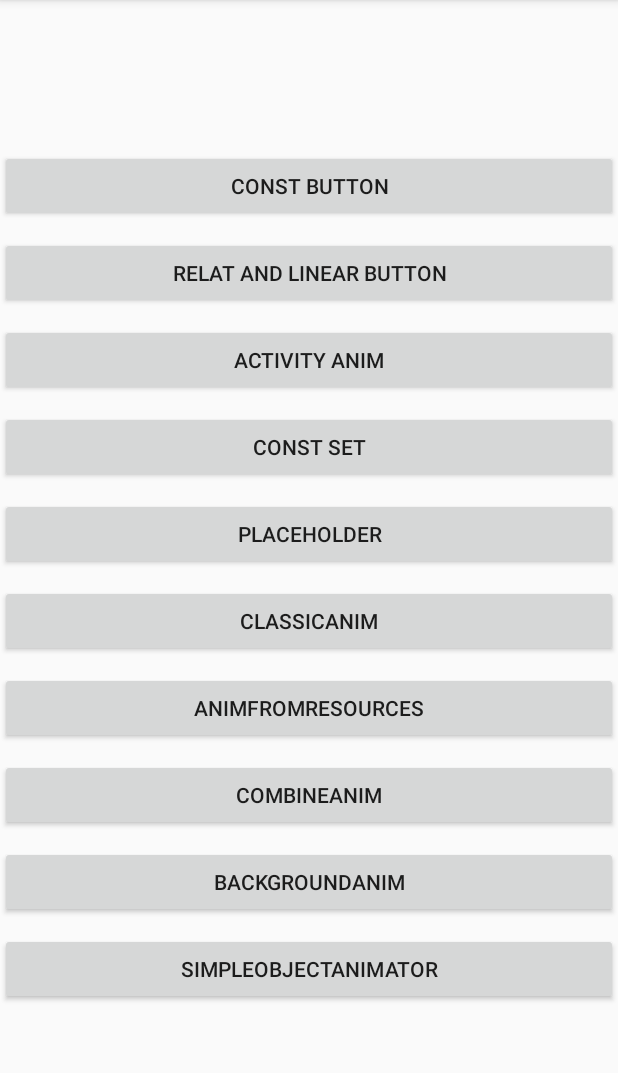
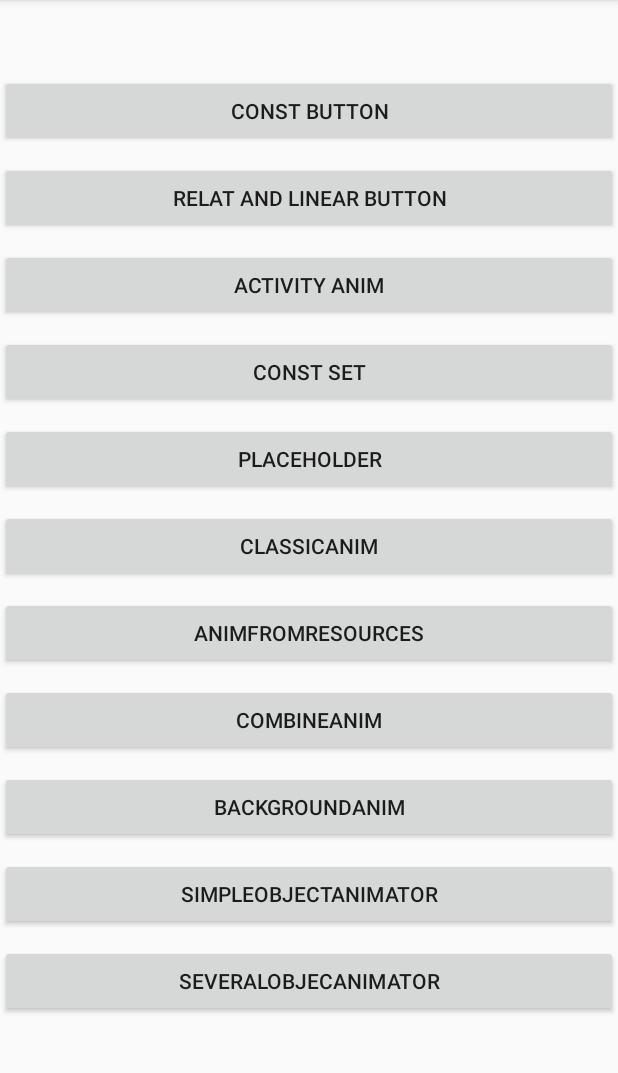
Before and after one commit to ermolaevio/AnimationsCourse, an Android app: the screen it shows after launch (MainActivity), on a phone screen of 412 x 824 dp, the part 84-1157 px from its top. Run offline under Robolectric (Android 15) with nearby library versions, the light colour scheme and no system bars.

Commit message:
Lesson 15 anim set with object animators

```diff
--- a/app/src/main/AndroidManifest.xml
+++ b/app/src/main/AndroidManifest.xml
@@ -30,6 +30,7 @@
         <activity android:name=".ch2.lesson11.B_Activity" />
         <activity android:name=".ch2.lesson12.BackgroundAnim" />
         <activity android:name=".ch4.lesson15.SimpleAnimator" />
+        <activity android:name=".ch4.lesson16.SeveralAnimators" />
     </application>
 
 </manifest>
--- a/app/src/main/java/com/ermolaevio/anim/MainActivity.kt
+++ b/app/src/main/java/com/ermolaevio/anim/MainActivity.kt
@@ -12,6 +12,7 @@ import com.ermolaevio.anim.ch2.lesson11.A_Activity
 import com.ermolaevio.anim.ch2.lesson12.BackgroundAnim
 import com.ermolaevio.anim.ch2.lesson7_android_view_anim.ClassicAnimation
 import com.ermolaevio.anim.ch2.lesson9.AnimResourcesActivity
+import com.ermolaevio.anim.ch4.lesson16.SeveralAnimators
 import com.ermolaevio.anim.ch4.lesson15.SimpleAnimator
 import kotlinx.android.synthetic.main.activity_main.*
 
@@ -80,5 +81,11 @@ class MainActivity : AppCompatActivity() {
                 startActivity(this)
             }
         }
+
+        constSetBtn11.setOnClickListener {
+            Intent(this@MainActivity, SeveralAnimators::class.java).apply {
+                startActivity(this)
+            }
+        }
     }
 }
--- a/app/src/main/res/layout/activity_main.xml
+++ b/app/src/main/res/layout/activity_main.xml
@@ -13,13 +13,14 @@
         <LinearLayout
             android:layout_width="match_parent"
             android:layout_height="match_parent"
-            android:orientation="vertical">
+            android:orientation="vertical"
+            android:paddingTop="50dp"
+            android:paddingBottom="50dp">
 
             <Button
                 android:id="@+id/constBtn"
                 android:layout_width="match_parent"
                 android:layout_height="wrap_content"
-                android:layout_marginTop="100dp"
                 android:text="const button"
                 app:layout_constraintTop_toTopOf="parent" />
 
@@ -95,6 +96,14 @@
                 android:text="SimpleObjectAnimator"
                 app:layout_constraintTop_toBottomOf="@+id/constSetBtn9" />
 
+            <Button
+                android:id="@+id/constSetBtn11"
+                android:layout_width="match_parent"
+                android:layout_height="wrap_content"
+                android:layout_marginTop="10dp"
+                android:text="SeveralObjecAnimator"
+                app:layout_constraintTop_toBottomOf="@+id/constSetBtn10" />
+
         </LinearLayout>
 
     </ScrollView>
```
Also changed, not shown: app/src/main/java/com/ermolaevio/anim/ch4/lesson16/SeveralAnimators.kt (added, +64 -0 lines), app/src/main/res/layout/activity_several_anim.xml (added, +19 -0 lines).
